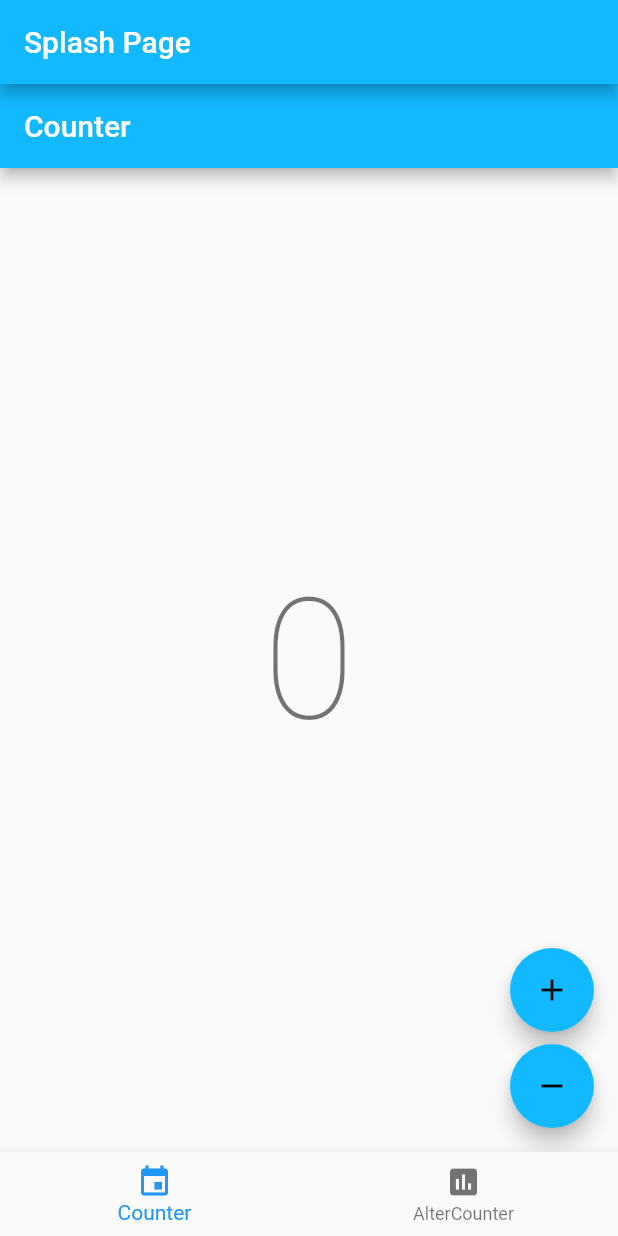
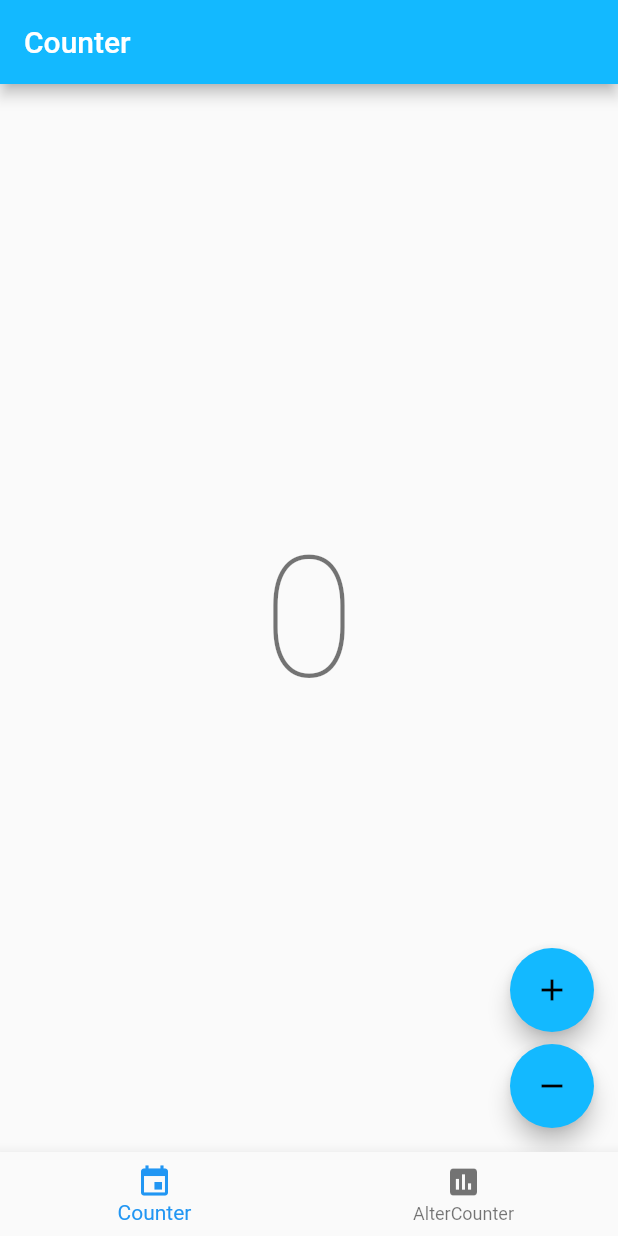
Before and after one commit to Tyrn/comal, a Flutter app: the screen it shows after launch, on a phone screen of 412 x 824 dp. Run offline on Flutter 3.47's test engine with Material 2 defaults, Android fonts, the phone set to English and light mode, and no system bars; our stand-ins replace auto_route, bloc, flutter_bloc, freezed_annotation; missing offline and left inert: window_size; generated files the repository leaves out were written again.

Commit message:
AppBar removed from SplashPage

```diff
--- a/lib/splash/view/splash_page.dart
+++ b/lib/splash/view/splash_page.dart
@@ -17,15 +17,15 @@ class SplashPage extends StatelessWidget {
   @override
   Widget build(BuildContext context) {
     return Scaffold(
-      appBar: AppBar(
-        title: const Text('Splash Page'),
-      ),
+      // appBar: AppBar(
+      //  title: const Text('Splash Page'),
+      // ),
       body: AutoTabsRouter(
         routes: const [
           CounterRoute(),
           AlterCounterRoute(),
         ],
-        duration: const Duration(milliseconds: 400),
+        duration: const Duration(milliseconds: 300),
         transitionBuilder: (context, child, animation) => FadeTransition(
           opacity: animation,
           // the passed child is technically our animated selected-tab page
```
